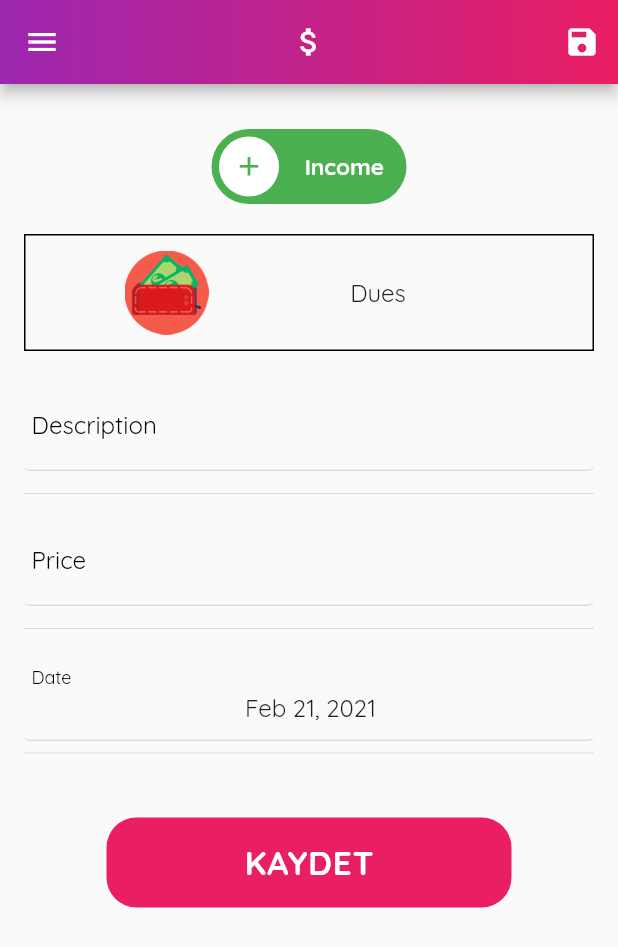
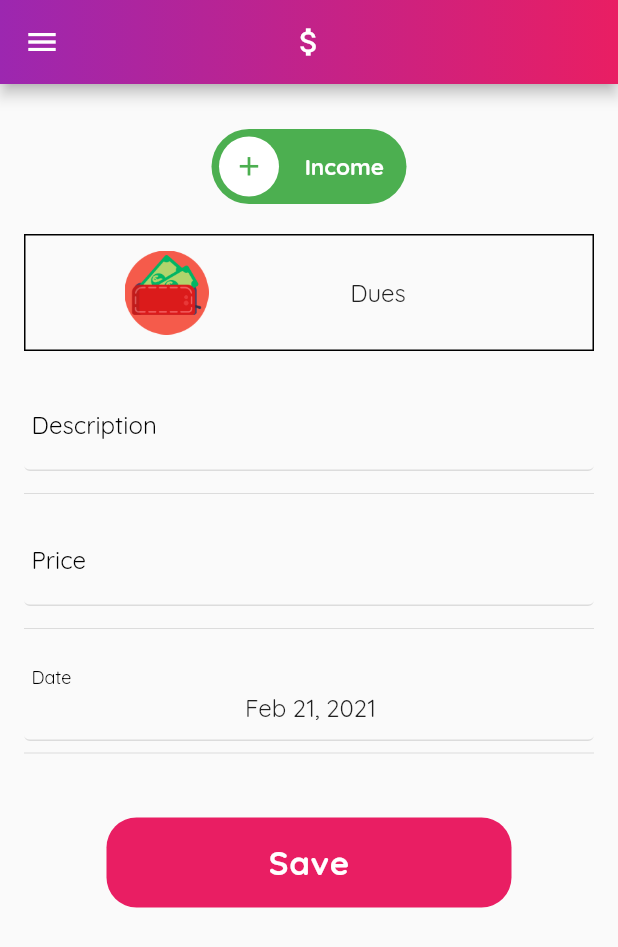
Before and after one commit to GelirGider/gelir_gider, a Flutter app: the AddingExpense screen opened directly, on a phone screen of 412 x 824 dp. Shown: the top 947 px of the screen. Run offline on Flutter 3.47's test engine with Material 2 defaults, Android fonts, the phone set to English and light mode, and no system bars; drawn by our look-alikes of date_time_picker, lite_rolling_switch; our stand-ins replace google_fonts, gradient_app_bar, jiffy, percent_indicator, shared_preferences, sqflite; accounts and stored records are empty.

Commit message:
refactor-save-button-and-food-category

```diff
--- a/lib/l10n/intl_en.arb
+++ b/lib/l10n/intl_en.arb
@@ -17,6 +17,7 @@
   "AddingScreenIncome": "Income",
   "AddingScreenExpense": "Expense",
   "ExpenseListNoneExpense" : "You've not added expense yet \n Lets start !",
+  "AddingScreenSave": "Save",
   "DrawerThemeText": "Theme",
   "DrawerLanguageText" : "Language",
   "CategoryPayment" : "Payment",
@@ -29,6 +30,6 @@
   "CategoryHealth" : "Health",
   "CategoryRepair" : "Repair",
   "CategoryVacation" : "Vacation",
-  "CategoryEatDrink" : "Eating and Drinking",
+  "CategoryEatDrink" : "Food",
   "CategoryOthers" : "Others"
 }
--- a/lib/l10n/intl_tr.arb
+++ b/lib/l10n/intl_tr.arb
@@ -16,6 +16,7 @@
   "AddingScreenDate": "Tarih",
   "AddingScreenIncome": "Gelir",
   "AddingScreenExpense": "Gider",
+  "AddingScreenSave": "Kaydet",
   "ExpenseListNoneExpense" : "Henüz ekleme yapılmadı \n Eklemeye başlayın !",
   "DrawerThemeText": "Tema",
   "DrawerLanguageText" : "Dil",
@@ -29,6 +30,6 @@
   "CategoryHealth" : "Sağlık",
   "CategoryRepair" : "Tamir",
   "CategoryVacation" : "Tatil",
-  "CategoryEatDrink" : "Yeme İçme",
+  "CategoryEatDrink" : "Yemek",
   "CategoryOthers" : "Diğer"
 }
--- a/lib/screens/adding_expense_screen.dart
+++ b/lib/screens/adding_expense_screen.dart
@@ -1,6 +1,7 @@
 import 'package:flutter/material.dart';
 import 'package:gelir_gider/providers/expense_provider.dart';
 import 'package:gelir_gider/widgets/main_drawer.dart';
+import 'package:gelir_gider/widgets/save_button.dart';
 import 'package:jiffy/jiffy.dart';
 import 'package:gelir_gider/generated/l10n.dart';
 import 'package:provider/provider.dart';
@@ -106,14 +107,6 @@ class _AddingExpenseState extends State<AddingExpense> {
                   : [Colors.purple, Colors.pink]),
           centerTitle: true,
           title: Icon(Icons.attach_money),
-          actions: <Widget>[
-            IconButton(
-              icon: Icon(Icons.save),
-              onPressed: () {
-                _saveForm(widget.scaffoldKey, snackBar);
-              },
-            ),
-          ],
         ),
         body: _isLoading
             ? Center(
@@ -227,32 +220,13 @@ class _AddingExpenseState extends State<AddingExpense> {
                               ),
                             ),
                             Divider(),
-                            SizedBox(height: 35.0,),
-
-                            Container(
-                              width: 270.0,
-                              child: FlatButton(
-                                shape: RoundedRectangleBorder(
-                                  borderRadius: BorderRadius.circular(20),
-                                ),
-                                padding: const EdgeInsets.symmetric(vertical: 16),
-                                color: Colors.pink,
-                                child:Text("KAYDET",
-                                  style: TextStyle(
-                                    fontWeight: FontWeight.bold,
-                                    letterSpacing: 0.6,
-                                    fontSize: 22.0,
-                                    color: Colors.white,
-                                  ),
-                                ),
-                                onPressed: () {
-                                  _saveForm(widget.scaffoldKey, snackBar);
-                                }, ///???
-                              ),
+                            SizedBox(
+                              height: 35.0,
                             ),
-
-
-
+                            SaveButton(
+                              onPressed: () =>
+                                  _saveForm(widget.scaffoldKey, snackBar),
+                            ),
                           ],
                         ),
                       ),
--- a/lib/widgets/expense_item.dart
+++ b/lib/widgets/expense_item.dart
@@ -39,11 +39,11 @@ class ExpenseItem extends StatelessWidget {
       ),
       trailing: expense.isExpense == 'expense'
           ? Text(
-              '- ₺ ' + expense.price.toString(),
+              '-' + expense.price.toString() + '₺',
               style: TextStyle(color: Colors.red, fontSize: 15),
             )
           : Text(
-              '+ ₺ ' + expense.price.toString(),
+              '+ ' + expense.price.toString() + ' ₺',
               style: TextStyle(color: Colors.green, fontSize: 15),
             ),
     );
--- /dev/null
+++ b/lib/widgets/save_button.dart
@@ -0,0 +1,31 @@
+import 'package:flutter/material.dart';
+import 'package:gelir_gider/generated/l10n.dart';
+
+class SaveButton extends StatelessWidget {
+  final onPressed;
+
+  const SaveButton({Key key, this.onPressed}) : super(key: key);
+  @override
+  Widget build(BuildContext context) {
+    return Container(
+      width: 270.0,
+      child: FlatButton(
+        shape: RoundedRectangleBorder(
+          borderRadius: BorderRadius.circular(20),
+        ),
+        padding: const EdgeInsets.symmetric(vertical: 16),
+        color: Colors.pink,
+        child: Text(
+          S.of(context).AddingScreenSave,
+          style: TextStyle(
+            fontWeight: FontWeight.bold,
+            letterSpacing: 0.6,
+            fontSize: 22.0,
+            color: Colors.white,
+          ),
+        ),
+        onPressed: onPressed,
+      ),
+    );
+  }
+}
```
Also changed, not shown: lib/l10n/intl_en_US.arb (+4 -3 lines), lib/generated/intl/messages_en.dart, lib/generated/intl/messages_tr.dart, lib/generated/l10n.dart.
